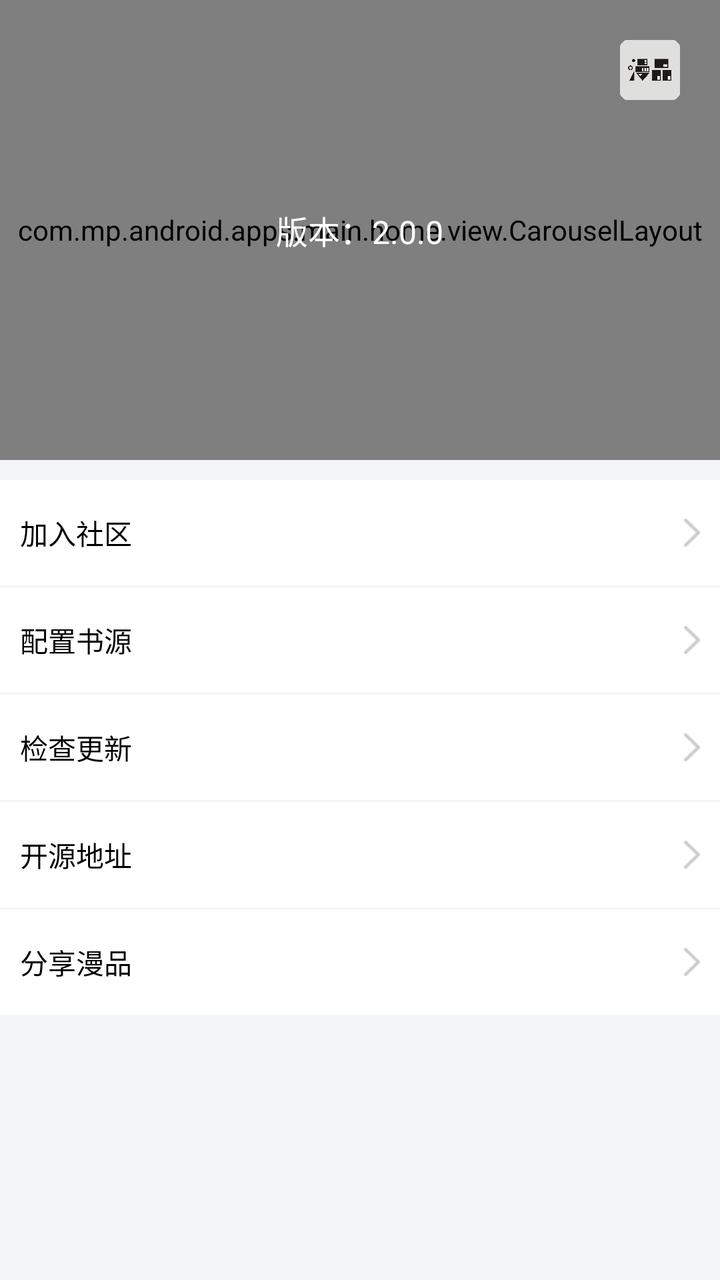
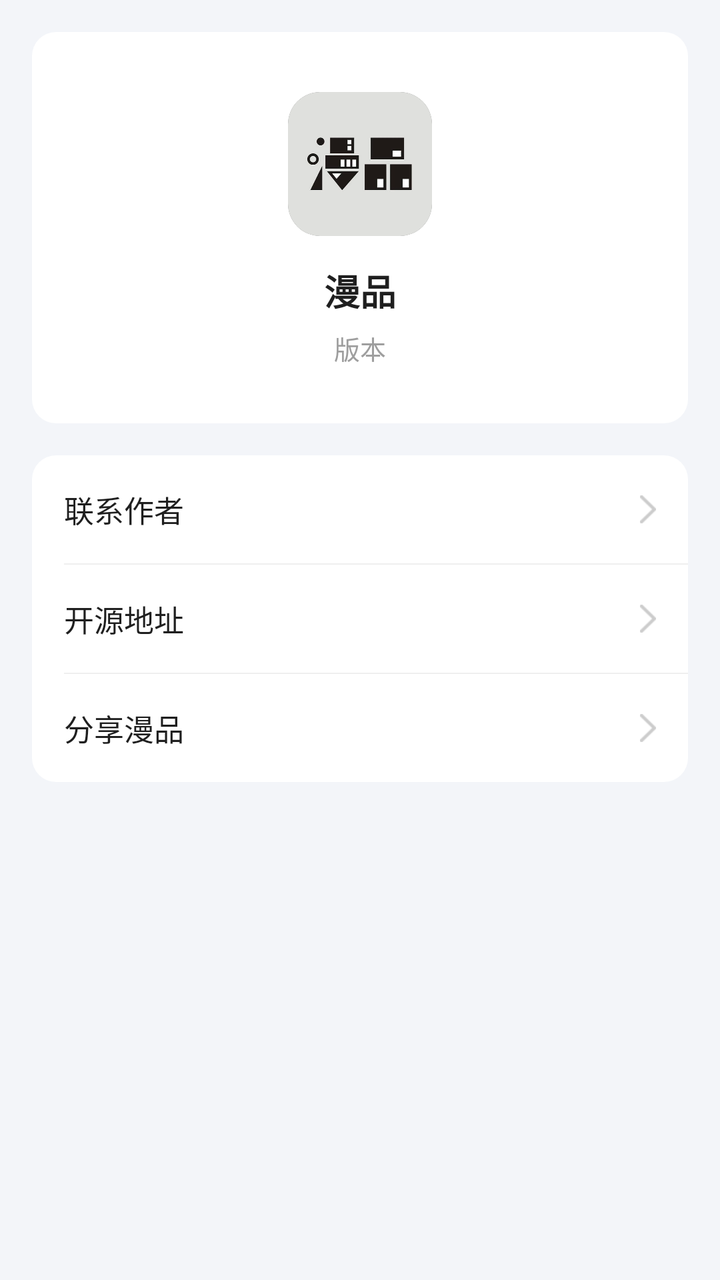

Two renders of the same Android screen: before a commit and after it. Below are the layout's source before the change and the commit's diff.
<!-- AndroidManifest.xml: application theme Theme.Design.NoActionBar -->
<!-- res/layout/person_fragment.xml -->
<?xml version="1.0" encoding="utf-8"?>
<LinearLayout xmlns:android="http://schemas.android.com/apk/res/android"
    xmlns:imageText="http://schemas.android.com/apk/res-auto"
    android:layout_width="match_parent"
    android:layout_height="match_parent"
    android:orientation="vertical"
    android:layout_gravity="center_horizontal"
    android:background="#fff3f5f9">
    <FrameLayout
        android:layout_width="match_parent"
        android:layout_height="wrap_content">

        <com.mp.android.apps.main.home.view.CarouselLayout
            android:layout_width="match_parent"
            android:layout_height="230dp">

            <ImageView
                android:layout_width="match_parent"
                android:layout_height="match_parent"
                android:background="@drawable/person_background"
                android:scaleType="centerCrop" />
        </com.mp.android.apps.main.home.view.CarouselLayout>
        <ImageView
            android:id="@+id/iconImage"
            android:layout_width="30.0dip"
            android:layout_height="30.0dip"
            android:layout_gravity="end|top"
            android:layout_marginTop="20dp"
            android:layout_marginEnd="20dp"
            android:src="@drawable/launch" />

        <TextView
            android:id="@+id/versionTips"
            android:layout_width="wrap_content"
            android:layout_height="wrap_content"
            android:layout_gravity="center"
            android:text="版本：2.0.0"
            android:textColor="@color/white"
            android:textSize="16dp"
            />
    </FrameLayout>
    <LinearLayout
        android:layout_width="fill_parent"
        android:layout_height="wrap_content"
        android:layout_marginTop="10dp"
        android:background="#ffffffff"
        android:orientation="vertical">
        <RelativeLayout
            android:id="@+id/jiarushequ"
            android:layout_width="wrap_content"
            android:layout_height="wrap_content"
            android:layout_gravity="center"
            android:paddingLeft="10.0dip"
            android:paddingTop="16.0dip"
            android:paddingRight="10.0dip"
            android:paddingBottom="16.0dip">

            <TextView
                android:layout_width="wrap_content"
                android:layout_height="wrap_content"
                android:ellipsize="marquee"
                android:fadingEdge="horizontal"
                android:gravity="center"
                android:singleLine="true"
                android:text="加入社区"
                android:textColor="@color/mtrl_chip_ripple_color" />

            <ImageView
                android:layout_width="wrap_content"
                android:layout_height="wrap_content"
                android:layout_alignParentRight="true"
                android:layout_centerVertical="true"
                android:layout_gravity="center"
                android:src="@drawable/entry_arrow" />
        </RelativeLayout>

        <View
            android:layout_width="fill_parent"
            android:layout_height="1.0dip"
            android:background="#fff3f5f9" />
        <RelativeLayout
            android:id="@+id/shuyuanxuanze"
            android:layout_width="wrap_content"
            android:layout_height="wrap_content"
            android:layout_gravity="center"
            android:paddingLeft="10.0dip"
            android:paddingTop="16.0dip"
            android:paddingRight="10.0dip"
            android:paddingBottom="16.0dip">

            <TextView
                android:layout_width="wrap_content"
                android:layout_height="wrap_content"
                android:ellipsize="marquee"
                android:fadingEdge="horizontal"
                android:gravity="center"
                android:singleLine="true"
                android:text="配置书源"
                android:textColor="@color/mtrl_chip_ripple_color" />

            <ImageView
                android:layout_width="wrap_content"
                android:layout_height="wrap_content"
                android:layout_alignParentRight="true"
                android:layout_centerVertical="true"
                android:layout_gravity="center"
                android:src="@drawable/entry_arrow" />
        </RelativeLayout>
        <View
            android:layout_width="fill_parent"
            android:layout_height="1.0dip"
            android:background="#fff3f5f9" />

        <RelativeLayout
            android:id="@+id/checkupdate"
            android:layout_width="wrap_content"
            android:layout_height="wrap_content"
            android:layout_gravity="center"
            android:paddingLeft="10.0dip"
            android:paddingTop="16.0dip"
            android:paddingRight="10.0dip"
            android:paddingBottom="16.0dip">

            <TextView
                android:layout_width="wrap_content"
                android:layout_height="wrap_content"
                android:ellipsize="marquee"
                android:fadingEdge="horizontal"
                android:gravity="center"
                android:singleLine="true"
                android:text="检查更新"
                android:textColor="@color/mtrl_chip_ripple_color" />

            <ImageView
                android:layout_width="wrap_content"
                android:layout_height="wrap_content"
                android:layout_alignParentRight="true"
                android:layout_centerVertical="true"
                android:layout_gravity="center"
                android:src="@drawable/entry_arrow" />
        </RelativeLayout>

        <View
            android:layout_width="fill_parent"
            android:layout_height="1.0dip"
            android:background="#fff3f5f9" />


        <RelativeLayout
            android:id="@+id/kaiyuandizhi"
            android:layout_width="wrap_content"
            android:layout_height="wrap_content"
            android:layout_gravity="center"
            android:paddingLeft="10.0dip"
            android:paddingTop="16.0dip"
            android:paddingRight="10.0dip"
            android:paddingBottom="16.0dip">

            <TextView
                android:layout_width="wrap_content"
                android:layout_height="wrap_content"
                android:ellipsize="marquee"
                android:fadingEdge="horizontal"
                android:gravity="center"
                android:singleLine="true"
                android:text="开源地址"
                android:textColor="@color/mtrl_chip_ripple_color" />

            <ImageView
                android:layout_width="wrap_content"
                android:layout_height="wrap_content"
                android:layout_alignParentRight="true"
                android:layout_centerVertical="true"
                android:layout_gravity="center"
                android:src="@drawable/entry_arrow" />
        </RelativeLayout>
        <View
            android:layout_width="fill_parent"
            android:layout_height="1.0dip"
            android:background="#fff3f5f9" />



        <RelativeLayout
            android:id="@+id/share_manpin"
            android:layout_width="wrap_content"
            android:layout_height="wrap_content"
            android:layout_gravity="center"
            android:paddingLeft="10.0dip"
            android:paddingTop="16.0dip"
            android:paddingRight="10.0dip"
            android:paddingBottom="16.0dip">

            <TextView
                android:layout_width="wrap_content"
                android:layout_height="wrap_content"
                android:ellipsize="marquee"
                android:fadingEdge="horizontal"
                android:gravity="center"
                android:singleLine="true"
                android:text="分享漫品"
                android:textColor="@color/mtrl_chip_ripple_color" />

            <ImageView
                android:layout_width="wrap_content"
                android:layout_height="wrap_content"
                android:layout_alignParentRight="true"
                android:layout_centerVertical="true"
                android:layout_gravity="center"
                android:src="@drawable/entry_arrow" />
        </RelativeLayout>

        <View
            android:layout_width="fill_parent"
            android:layout_height="1.0dip"
            android:background="#fff3f5f9" />

    </LinearLayout>

</LinearLayout>
<!-- resources referenced by this layout -->
<resources>
  <color name="mtrl_chip_ripple_color">#ff000000</color>
  <color name="white">#ffffffff</color>
  <!-- drawable entry_arrow: png bitmap (drawable-xhdpi, 396 bytes) -->
  <!-- drawable launch: png bitmap (drawable-xhdpi, 34353 bytes) -->
  <!-- drawable person_background: jpeg bitmap (drawable-xxhdpi, 33203 bytes) -->
</resources>

<!-- the commit's change to res/layout/person_fragment.xml (unified diff, before → after) -->
@@ -1,220 +1,153 @@
 <?xml version="1.0" encoding="utf-8"?>
 <LinearLayout xmlns:android="http://schemas.android.com/apk/res/android"
-    xmlns:imageText="http://schemas.android.com/apk/res-auto"
+    xmlns:app="http://schemas.android.com/apk/res-auto"
     android:layout_width="match_parent"
     android:layout_height="match_parent"
-    android:orientation="vertical"
-    android:layout_gravity="center_horizontal"
-    android:background="#fff3f5f9">
-    <FrameLayout
+    android:background="#F3F5F9"
+    android:orientation="vertical">
+
+    
+    <LinearLayout
         android:layout_width="match_parent"
-        android:layout_height="wrap_content">
+        android:layout_height="wrap_content"
+        android:layout_marginLeft="16dp"
+        android:layout_marginTop="16dp"
+        android:layout_marginRight="16dp"
+        android:background="@drawable/bg_person_card"
+        android:gravity="center_horizontal"
+        android:orientation="vertical"
+        android:paddingTop="30dp"
+        android:paddingBottom="28dp">
 
-        <com.mp.android.apps.main.home.view.CarouselLayout
-            android:layout_width="match_parent"
-            android:layout_height="230dp">
+        <androidx.cardview.widget.CardView
+            android:layout_width="72dp"
+            android:layout_height="72dp"
+            app:cardCornerRadius="16dp"
+            app:cardElevation="0dp">
 
             <ImageView
+                android:id="@+id/iconImage"
                 android:layout_width="match_parent"
                 android:layout_height="match_parent"
-                android:background="@drawable/person_background"
-                android:scaleType="centerCrop" />
-        </com.mp.android.apps.main.home.view.CarouselLayout>
-        <ImageView
-            android:id="@+id/iconImage"
-            android:layout_width="30.0dip"
-            android:layout_height="30.0dip"
-            android:layout_gravity="end|top"
-            android:layout_marginTop="20dp"
-            android:layout_marginEnd="20dp"
-            android:src="@drawable/launch" />
+                android:scaleType="centerCrop"
+                android:src="@drawable/launch" />
+        </androidx.cardview.widget.CardView>
+
+        <TextView
+            android:layout_width="wrap_content"
+            android:layout_height="wrap_content"
+            android:layout_marginTop="14dp"
+            android:text="漫品"
+            android:textColor="@color/home_title"
+            android:textSize="18sp"
+            android:textStyle="bold" />
 
         <TextView
             android:id="@+id/versionTips"
             android:layout_width="wrap_content"
             android:layout_height="wrap_content"
-            android:layout_gravity="center"
-            android:text="版本：2.0.0"
-            android:textColor="@color/white"
-            android:textSize="16dp"
-            />
-    </FrameLayout>
+            android:layout_marginTop="6dp"
+            android:text="版本"
+            android:textColor="@color/home_hint"
+            android:textSize="13sp" />
+    </LinearLayout>
+
+    
     <LinearLayout
-        android:layout_width="fill_parent"
+        android:layout_width="match_parent"
         android:layout_height="wrap_content"
-        android:layout_marginTop="10dp"
-        android:background="#ffffffff"
+        android:layout_marginLeft="16dp"
+        android:layout_marginTop="16dp"
+        android:layout_marginRight="16dp"
+        android:background="@drawable/bg_person_card"
         android:orientation="vertical">
+
         <RelativeLayout
             android:id="@+id/jiarushequ"
-            android:layout_width="wrap_content"
+            android:layout_width="match_parent"
             android:layout_height="wrap_content"
-            android:layout_gravity="center"
-            android:paddingLeft="10.0dip"
-            android:paddingTop="16.0dip"
-            android:paddingRight="10.0dip"
-            android:paddingBottom="16.0dip">
+            android:paddingLeft="16dp"
+            android:paddingTop="16dp"
+            android:paddingRight="16dp"
+            android:paddingBottom="16dp">
 
             <TextView
                 android:layout_width="wrap_content"
                 android:layout_height="wrap_content"
-                android:ellipsize="marquee"
-                android:fadingEdge="horizontal"
-                android:gravity="center"
-                android:singleLine="true"
-                android:text="加入社区"
-                android:textColor="@color/mtrl_chip_ripple_color" />
+                android:layout_centerVertical="true"
+                android:text="联系作者"
+                android:textColor="@color/home_title"
+                android:textSize="15sp" />
 
             <ImageView
                 android:layout_width="wrap_content"
                 android:layout_height="wrap_content"
                 android:layout_alignParentRight="true"
                 android:layout_centerVertical="true"
-                android:layout_gravity="center"
                 android:src="@drawable/entry_arrow" />
         </RelativeLayout>
 
         <View
-            android:layout_width="fill_parent"
-            android:layout_height="1.0dip"
-            android:background="#fff3f5f9" />
+            android:layout_width="match_parent"
+            android:layout_height="0.5dp"
+            android:layout_marginLeft="16dp"
+            android:background="@color/home_divider" />
+
         <RelativeLayout
-            android:id="@+id/shuyuanxuanze"
-            android:layout_width="wrap_content"
+            android:id="@+id/kaiyuandizhi"
+            android:layout_width="match_parent"
             android:layout_height="wrap_content"
-            android:layout_gravity="center"
-            android:paddingLeft="10.0dip"
-            android:paddingTop="16.0dip"
-            android:paddingRight="10.0dip"
-            android:paddingBottom="16.0dip">
+            android:paddingLeft="16dp"
+            android:paddingTop="16dp"
+            android:paddingRight="16dp"
+            android:paddingBottom="16dp">
 
             <TextView
                 android:layout_width="wrap_content"
                 android:layout_height="wrap_content"
-                android:ellipsize="marquee"
-                android:fadingEdge="horizontal"
-                android:gravity="center"
-                android:singleLine="true"
-                android:text="配置书源"
-                android:textColor="@color/mtrl_chip_ripple_color" />
+                android:layout_centerVertical="true"
+                android:text="开源地址"
+                android:textColor="@color/home_title"
+                android:textSize="15sp" />
 
             <ImageView
                 android:layout_width="wrap_content"
                 android:layout_height="wrap_content"
                 android:layout_alignParentRight="true"
                 android:layout_centerVertical="true"
-                android:layout_gravity="center"
                 android:src="@drawable/entry_arrow" />
         </RelativeLayout>
+
         <View
-            android:layout_width="fill_parent"
-            android:layout_height="1.0dip"
-            android:background="#fff3f5f9" />
+            android:layout_width="match_parent"
+            android:layout_height="0.5dp"
+            android:layout_marginLeft="16dp"
+            android:background="@color/home_divider" />
 
         <RelativeLayout
-            android:id="@+id/checkupdate"
-            android:layout_width="wrap_content"
+            android:id="@+id/share_manpin"
+            android:layout_width="match_parent"
             android:layout_height="wrap_content"
-            android:layout_gravity="center"
-            android:paddingLeft="10.0dip"
-            android:paddingTop="16.0dip"
-            android:paddingRight="10.0dip"
-            android:paddingBottom="16.0dip">
+            android:paddingLeft="16dp"
+            android:paddingTop="16dp"
+            android:paddingRight="16dp"
+            android:paddingBottom="16dp">
 
             <TextView
                 android:layout_width="wrap_content"
                 android:layout_height="wrap_content"
-                android:ellipsize="marquee"
-                android:fadingEdge="horizontal"
-                android:gravity="center"
-                android:singleLine="true"
-                android:text="检查更新"
-                android:textColor="@color/mtrl_chip_ripple_color" />
+                android:layout_centerVertical="true"
+                android:text="分享漫品"
+                android:textColor="@color/home_title"
+                android:textSize="15sp" />
 
             <ImageView
                 android:layout_width="wrap_content"
                 android:layout_height="wrap_content"
                 android:layout_alignParentRight="true"
                 android:layout_centerVertical="true"
-                android:layout_gravity="center"
                 android:src="@drawable/entry_arrow" />
         </RelativeLayout>
-
-        <View
-            android:layout_width="fill_parent"
-            android:layout_height="1.0dip"
-            android:background="#fff3f5f9" />
-
-
-        <RelativeLayout
-            android:id="@+id/kaiyuandizhi"
-            android:layout_width="wrap_content"
-            android:layout_height="wrap_content"
-            android:layout_gravity="center"
-            android:paddingLeft="10.0dip"
-            android:paddingTop="16.0dip"
-            android:paddingRight="10.0dip"
-            android:paddingBottom="16.0dip">
-
-            <TextView
-                android:layout_width="wrap_content"
-                android:layout_height="wrap_content"
-                android:ellipsize="marquee"
-                android:fadingEdge="horizontal"
-                android:gravity="center"
-                android:singleLine="true"
-                android:text="开源地址"
-                android:textColor="@color/mtrl_chip_ripple_color" />
-
-            <ImageView
-                android:layout_width="wrap_content"
-                android:layout_height="wrap_content"
-                android:layout_alignParentRight="true"
-                android:layout_centerVertical="true"
-                android:layout_gravity="center"
-                android:src="@drawable/entry_arrow" />
-        </RelativeLayout>
-        <View
-            android:layout_width="fill_parent"
-            android:layout_height="1.0dip"
-            android:background="#fff3f5f9" />
-
-
-
-        <RelativeLayout
-            android:id="@+id/share_manpin"
-            android:layout_width="wrap_content"
-            android:layout_height="wrap_content"
-            android:layout_gravity="center"
-            android:paddingLeft="10.0dip"
-            android:paddingTop="16.0dip"
-            android:paddingRight="10.0dip"
-            android:paddingBottom="16.0dip">
-
-            <TextView
-                android:layout_width="wrap_content"
-                android:layout_height="wrap_content"
-                android:ellipsize="marquee"
-                android:fadingEdge="horizontal"
-                android:gravity="center"
-                android:singleLine="true"
-                android:text="分享漫品"
-                android:textColor="@color/mtrl_chip_ripple_color" />
-
-            <ImageView
-                android:layout_width="wrap_content"
-                android:layout_height="wrap_content"
-                android:layout_alignParentRight="true"
-                android:layout_centerVertical="true"
-                android:layout_gravity="center"
-                android:src="@drawable/entry_arrow" />
-        </RelativeLayout>
-
-        <View
-            android:layout_width="fill_parent"
-            android:layout_height="1.0dip"
-            android:background="#fff3f5f9" />
-
     </LinearLayout>
 
 </LinearLayout>
<!-- resource entries referenced after the edit -->
@@ -1,9 +1,17 @@
 <!-- resources referenced by this layout -->
 <resources>
-  <color name="mtrl_chip_ripple_color">#ff000000</color>
-  <color name="white">#ffffffff</color>
+  <color name="home_divider">#EFEFEF</color>
+  <color name="home_hint">#9E9E9E</color>
+  <color name="home_title">#1F1F1F</color>
+  <!-- drawable bg_person_card (drawable) -->
+  <?xml version="1.0" encoding="utf-8"?>
+  <shape xmlns:android="http://schemas.android.com/apk/res/android"
+      android:shape="rectangle">
+      <solid android:color="@color/colorWhite" />
+      <corners android:radius="12dp" />
+  </shape>
   <!-- drawable entry_arrow: png bitmap (drawable-xhdpi, 396 bytes) -->
   <!-- drawable launch: png bitmap (drawable-xhdpi, 34353 bytes) -->
-  <!-- drawable person_background: jpeg bitmap (drawable-xxhdpi, 33203 bytes) -->
+  <color name="colorWhite">#FFFFFFFF</color>
 </resources>
 
